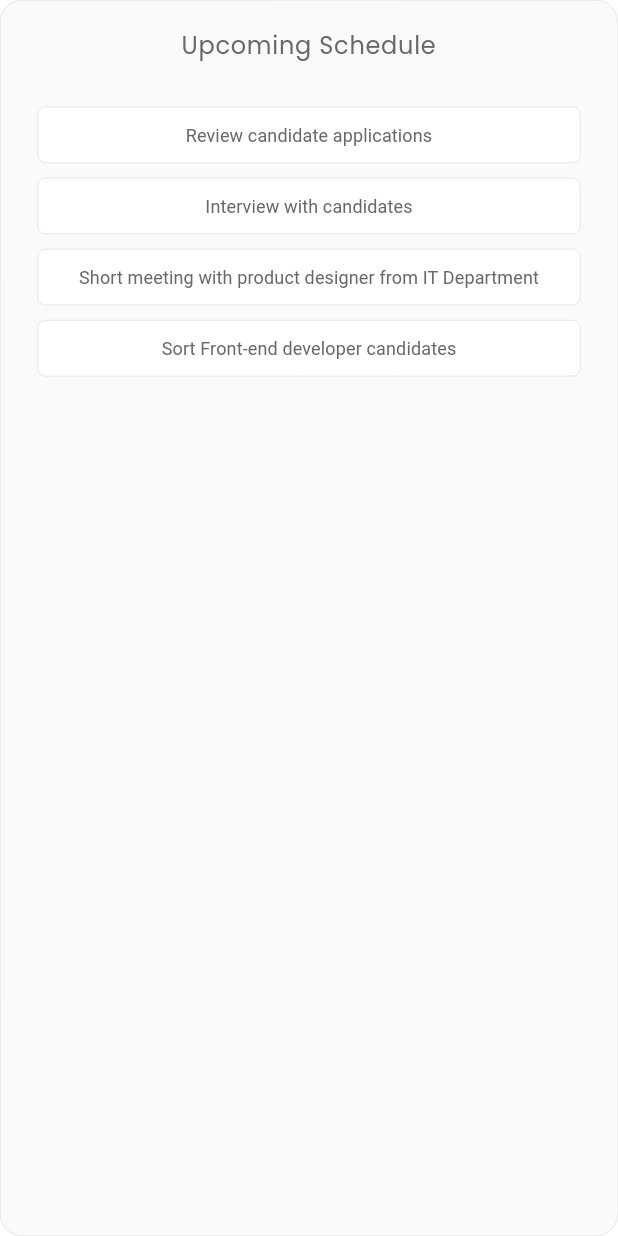
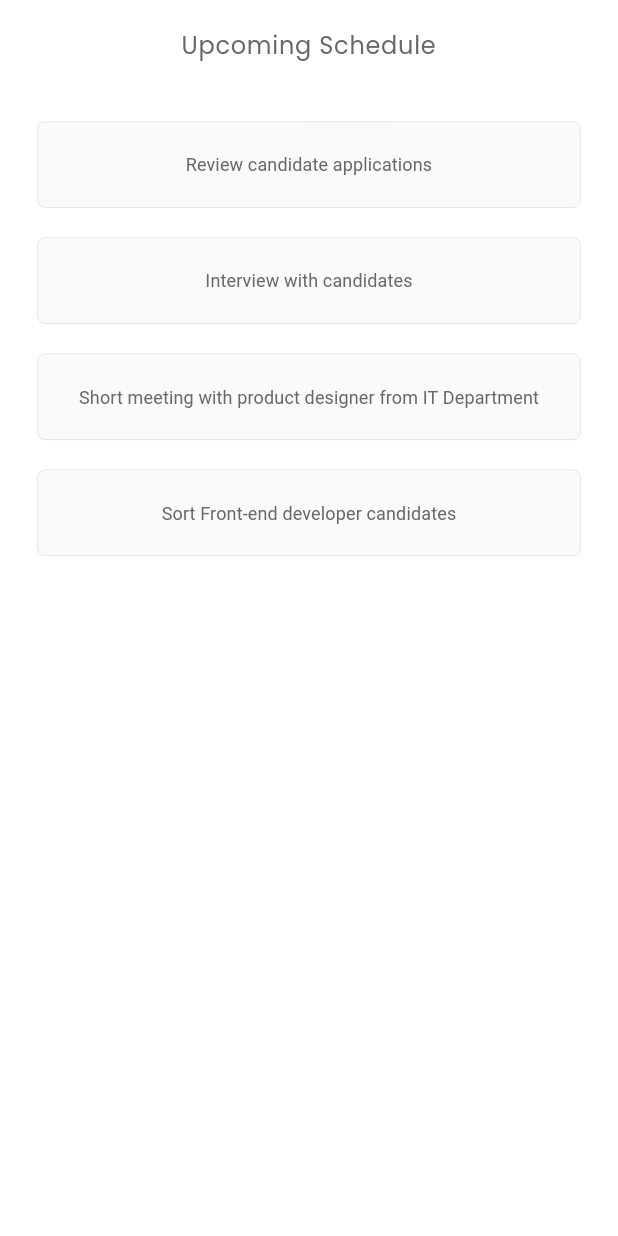
Before and after one commit to mdzarepour/Flutter_Responsive_Dashboard_Ui, a Flutter app: the DashboardActivityWidgetSchedule widget shown alone on an empty page, opened directly, on a phone screen of 412 x 824 dp. Run offline on Flutter 3.47's test engine with Material 3 defaults, Android fonts, the phone set to English and light mode, and no system bars; our stand-ins replace fl_chart, google_fonts, iconsax_flutter.

Commit message:
fix: geader icons overflowing + gridViews sclae bug fixed

```diff
--- a/lib/screens/components/dashboard_activity/dashboard_activity_widget.dart
+++ b/lib/screens/components/dashboard_activity/dashboard_activity_widget.dart
@@ -1,6 +1,5 @@
 import 'package:flutter/material.dart';
 import 'package:responsive_dashboard/core/constants/dashboard_colors.dart';
-import 'package:responsive_dashboard/core/utils/helpers/responsive_helper.dart';
 import 'package:responsive_dashboard/screens/components/dashboard_activity/dashboard_activity_widget_pichart_card.dart';
 import 'package:responsive_dashboard/screens/components/dashboard_activity/dashboard_activity_widget_schedule.dart';
 
--- a/lib/screens/components/dashboard_activity/dashboard_activity_widget_schedule.dart
+++ b/lib/screens/components/dashboard_activity/dashboard_activity_widget_schedule.dart
@@ -10,13 +10,10 @@ class DashboardActivityWidgetSchedule extends StatelessWidget {
   @override
   Widget build(BuildContext context) {
     final data = ScheduleData();
-    return Container(
+    return Padding(
       padding: const EdgeInsets.symmetric(vertical: 20, horizontal: 25),
-      decoration: BoxDecoration(
-        color: DashboardColors.backgroundColor,
-        borderRadius: BorderRadius.circular(15),
-        border: Border.all(color: DashboardColors.drawerIconGrey, width: 0.2),
-      ),
+      child: ColoredBox(
+        color: DashboardColors.justWhite,
         child: Column(
           crossAxisAlignment: CrossAxisAlignment.stretch,
           children: [
@@ -30,6 +27,7 @@ class DashboardActivityWidgetSchedule extends StatelessWidget {
               DashboardActivityWidgetScheduleCard(data: data, index: index),
           ],
         ),
+      ),
     );
   }
 }
--- a/lib/screens/components/dashboard_activity/dashboard_activity_widget_schedule_card.dart
+++ b/lib/screens/components/dashboard_activity/dashboard_activity_widget_schedule_card.dart
@@ -15,10 +15,10 @@ class DashboardActivityWidgetScheduleCard extends StatelessWidget {
   @override
   Widget build(BuildContext context) {
     return Container(
-      padding: const EdgeInsets.symmetric(vertical: 10, horizontal: 20),
-      margin: const EdgeInsets.only(top: 10),
+      padding: const EdgeInsets.symmetric(vertical: 20, horizontal: 20),
+      margin: const EdgeInsets.only(top: 20),
       decoration: BoxDecoration(
-        color: DashboardColors.justWhite,
+        color: DashboardColors.backgroundColor,
         borderRadius: BorderRadius.circular(5),
         border: Border.all(color: DashboardColors.drawerIconGrey, width: 0.2),
       ),
--- a/lib/screens/components/dashboard_main_content/dashboard_main_content_widget.dart
+++ b/lib/screens/components/dashboard_main_content/dashboard_main_content_widget.dart
@@ -34,12 +34,12 @@ class DashboardMainContentWidget extends StatelessWidget {
             ),
             const SizedBox(height: 10),
             const DashboardMainContentWidgetInfoRow(),
-            const SizedBox(height: 10),
+            const SizedBox(height: 20),
             const DashboardMainContentWidgetBargraphRow(),
             const SizedBox(height: 40),
             const DashboardMainContentWidgetTable(),
-            SizedBox(height: 40),
-            if (!isDesktop) DashboardActivityWidget(),
+            const SizedBox(height: 40),
+            if (!isDesktop) const DashboardActivityWidget(),
           ],
         ),
       ),
--- a/lib/screens/components/dashboard_main_content/dashboard_main_content_widget_bargraph_row.dart
+++ b/lib/screens/components/dashboard_main_content/dashboard_main_content_widget_bargraph_row.dart
@@ -19,6 +19,7 @@ class DashboardMainContentWidgetBargraphRow extends StatelessWidget {
         mainAxisSpacing: 15,
         crossAxisSpacing: 15,
         childAspectRatio: isMobile ? 1 / 0.4 : 2 / 1.1,
+        mainAxisExtent: 130,
       ),
       itemBuilder: (context, index) {
         return DashboardMainContentWidgetBargraphRowCard(
--- a/lib/screens/components/dashboard_main_content/dashboard_main_content_widget_info_row.dart
+++ b/lib/screens/components/dashboard_main_content/dashboard_main_content_widget_info_row.dart
@@ -13,12 +13,13 @@ class DashboardMainContentWidgetInfoRow extends StatelessWidget {
     final data = InfoCardsData();
     return GridView.builder(
       shrinkWrap: true,
+      physics: const BouncingScrollPhysics(),
       itemCount: data.infoCardsData.length,
       gridDelegate: SliverGridDelegateWithFixedCrossAxisCount(
         crossAxisCount: isMobile ? 1 : 3,
         mainAxisSpacing: 15,
         crossAxisSpacing: 15,
-        childAspectRatio: isMobile ? 1 / 0.3 : 2 / 1.1,
+        mainAxisExtent: 120,
       ),
       itemBuilder: (context, index) {
         return DashboardMainContentWidgetInfoRowCard(data: data, index: index);
--- a/lib/screens/dashboard_screen.dart
+++ b/lib/screens/dashboard_screen.dart
@@ -1,4 +1,3 @@
-import 'package:fl_chart/fl_chart.dart';
 import 'package:flutter/material.dart';
 import 'package:responsive_dashboard/core/utils/helpers/responsive_helper.dart';
 import 'package:responsive_dashboard/screens/components/dashboard_main_content/dashboard_main_content_widget.dart';
```
Also changed, not shown: lib/screens/components/dashboard_main_content/dashboard_main_content_widget_header.dart (+5 -5 lines). Lines whose indentation alone changed are shown as unchanged.
